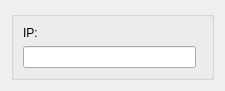
CalcProgrammer1/OpenRGB, file qt/ManualDevicesSettingsPage/ElgatoLightStripSettingsEntry/ElgatoLightStripSettingsEntry.ui: the form before one commit.
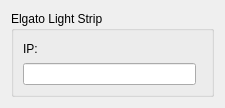
The form after the commit.

```diff
--- a/qt/ManualDevicesSettingsPage/ElgatoLightStripSettingsEntry/ElgatoLightStripSettingsEntry.ui
+++ b/qt/ManualDevicesSettingsPage/ElgatoLightStripSettingsEntry/ElgatoLightStripSettingsEntry.ui
@@ -7,7 +7,7 @@
     <x>0</x>
     <y>0</y>
     <width>225</width>
-    <height>85</height>
+    <height>108</height>
    </rect>
   </property>
   <property name="windowTitle">
@@ -17,7 +17,7 @@
    <item row="0" column="0" colspan="2">
     <widget class="QGroupBox" name="groupBox">
      <property name="title">
-      <string/>
+      <string>Elgato Light Strip</string>
      </property>
      <layout class="QGridLayout" name="gridLayout_2">
       <item row="1" column="0" rowspan="2" colspan="2">
```
